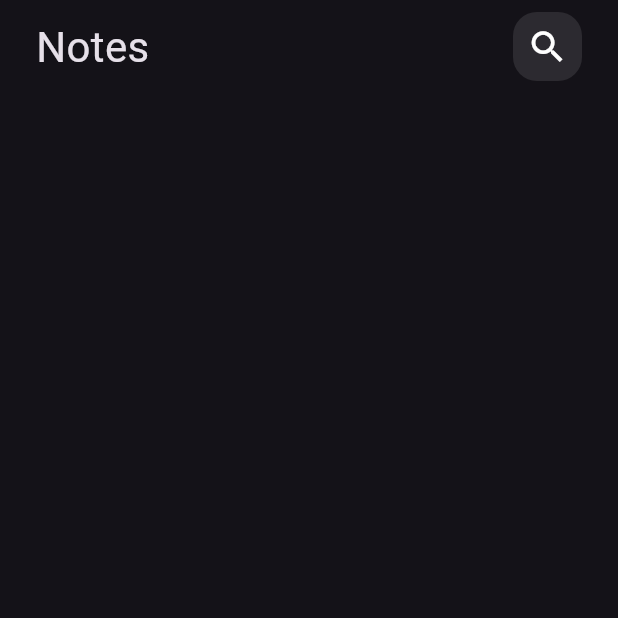
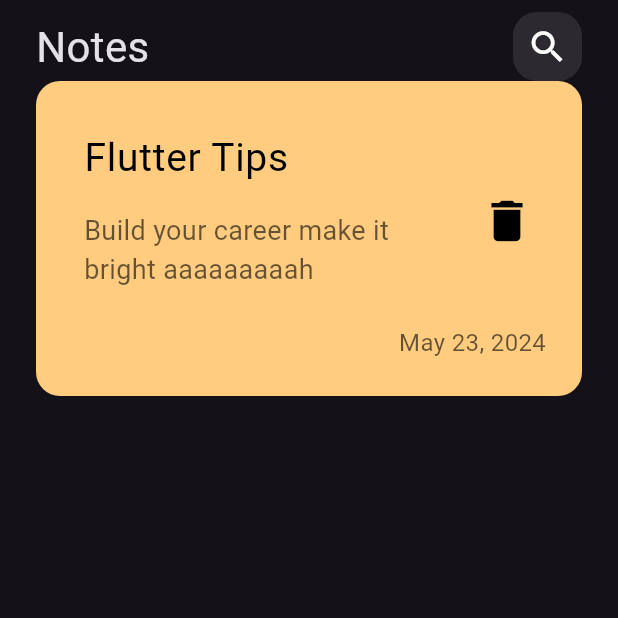
Before and after one commit to omarhelmy2004/notes_app, a Flutter app: the screen it shows after launch, on a phone screen of 412 x 824 dp, the top half of it. Run offline on Flutter 3.47's test engine with Material 3 defaults, Android fonts, the phone set to English and light mode, and no system bars.

Commit message:
create custom note item

```diff
--- a/lib/main.dart
+++ b/lib/main.dart
@@ -12,7 +12,9 @@ class NotesApp extends StatelessWidget {
   Widget build(BuildContext context) {
     return MaterialApp(
       debugShowCheckedModeBanner: false,
-      theme: ThemeData.dark(),
+      theme: ThemeData(
+        brightness: Brightness.dark,
+      ),
       home: const HomeView(),
     );
   }
--- /dev/null
+++ b/lib/views/widgets/custom_note_item.dart
@@ -0,0 +1,58 @@
+import 'package:flutter/material.dart';
+
+class NotesItem extends StatelessWidget {
+  const NotesItem({super.key});
+
+  @override
+  Widget build(BuildContext context) {
+    return Container(
+      padding: const EdgeInsets.only(top: 24, bottom: 24, left: 16),
+      decoration: BoxDecoration(
+        color: const Color(0xffFFCC80),
+        borderRadius: BorderRadius.circular(16),
+      ),
+      child: Column(
+        crossAxisAlignment: CrossAxisAlignment.end,
+        children: [
+          ListTile(
+            title: const Text(
+              "Flutter Tips",
+              style: TextStyle(
+                color: Colors.black,
+                fontSize: 26,
+              ),
+            ),
+            subtitle: Padding(
+              padding: const EdgeInsets.only(top: 16, bottom: 16),
+              child: Text(
+                'Build your career make it bright aaaaaaaaah',
+                style: TextStyle(
+                  color: Colors.black.withOpacity(.6),
+                  fontSize: 18,
+                ),
+              ),
+            ),
+            trailing: IconButton(
+              onPressed: () {},
+              icon: const Icon(
+                Icons.delete,
+                color: Colors.black,
+                size: 36,
+              ),
+            ),
+          ),
+          Padding(
+            padding: const EdgeInsets.only(right: 24),
+            child: Text(
+              'May 23, 2024',
+              style: TextStyle(
+                color: Colors.black.withOpacity(.6),
+                fontSize: 16,
+              ),
+            ),
+          ),
+        ],
+      ),
+    );
+  }
+}
--- a/lib/views/widgets/notes_view_body.dart
+++ b/lib/views/widgets/notes_view_body.dart
@@ -1,5 +1,6 @@
 import 'package:flutter/material.dart';
 import 'package:notes_app/views/widgets/custom_app_bar.dart';
+import 'package:notes_app/views/widgets/custom_note_item.dart';
 
 class NotesViewBody extends StatelessWidget {
   const NotesViewBody({super.key});
@@ -14,6 +15,7 @@ class NotesViewBody extends StatelessWidget {
             height: 8,
           ),
           CustomAppBar(),
+          NotesItem()
         ],
       ),
     );
```
Also changed, not shown: pubspec.yaml (+6 -11 lines), assets/fonts/Poppins-Regular.ttf (added).
